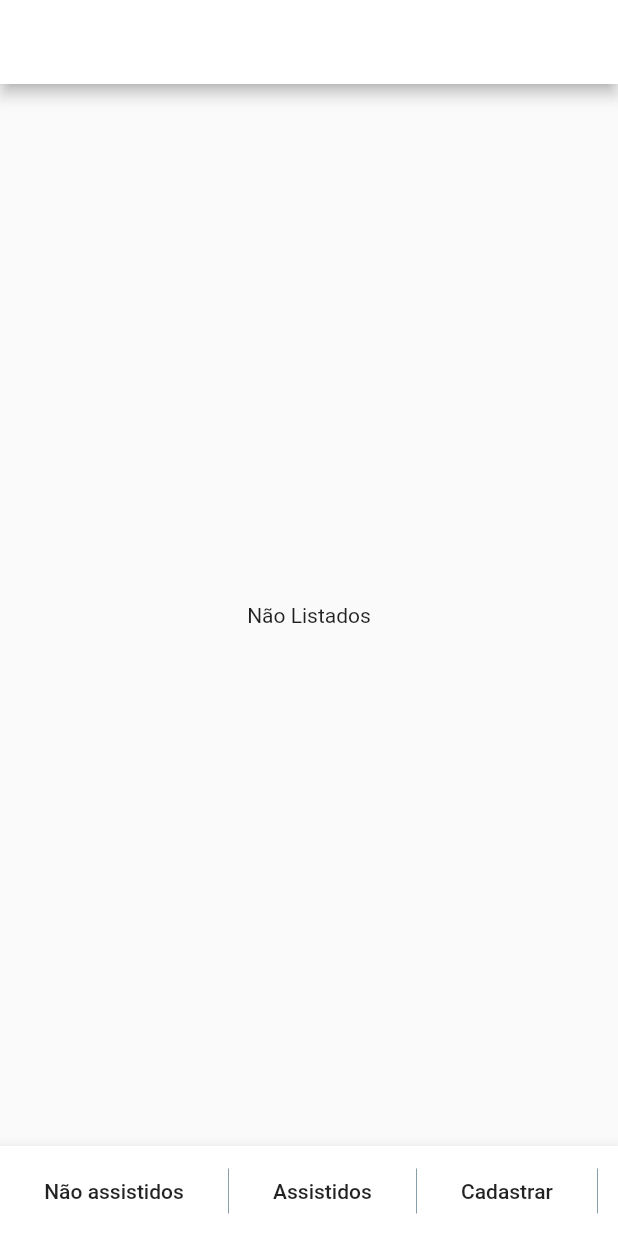
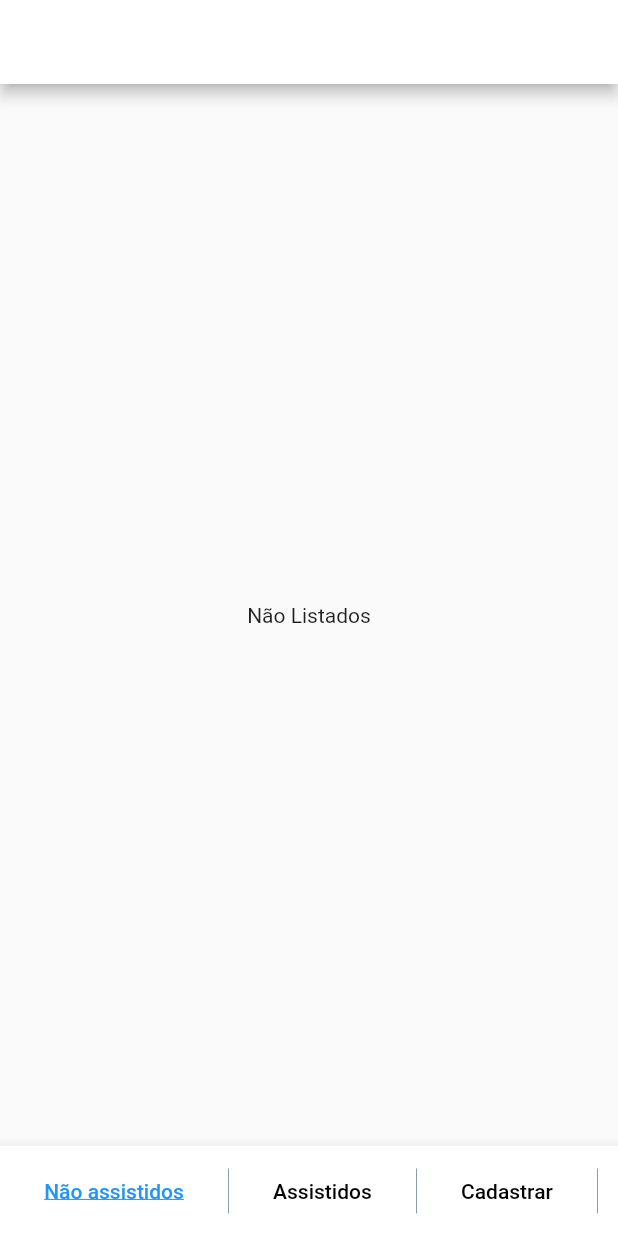
Before and after one commit to leohsmedeiros/WishList, a Flutter app: the screen it shows after launch, item 2 of the bottom bar chosen, after a tap on "Não assistidos", on a phone screen of 412 x 824 dp. Run offline on Flutter 3.47's test engine with Material 2 defaults, Android fonts, the phone set to English and light mode, and no system bars; our stand-ins replace camera, image_picker.

Commit message:
Added style on current selected tab

```diff
--- a/wish_list/lib/screens/tab_page.dart
+++ b/wish_list/lib/screens/tab_page.dart
@@ -3,11 +3,17 @@ import 'package:flutter/cupertino.dart';
 import 'package:flutter/material.dart';
 import 'package:wishlist/screens/tab_content_form.dart';
 
-class TabPage extends StatelessWidget {
+class TabPage extends StatefulWidget {
   CameraDescription camera;
 
   TabPage({ @required this.camera });
 
+  @override
+  _TabPageState createState() => _TabPageState();
+}
+
+class _TabPageState extends State<TabPage> {
+  int _selectedIndex = 0;
   PageController _pageController = PageController(initialPage: 0);
 
   @override
@@ -23,11 +29,32 @@ class TabPage extends StatelessWidget {
           child: Row(
             mainAxisAlignment: MainAxisAlignment.spaceEvenly,
             children: <Widget>[
-              FlatButton(child: Text("Não assistidos"), onPressed: () => _pageController.jumpToPage(0),),
+              FlatButton(
+                child: Text("Não assistidos",
+                  style: TextStyle(
+                    decoration: _selectedIndex == 0 ? TextDecoration.underline : TextDecoration.none,
+                    color: _selectedIndex == 0 ? Colors.blue : Colors.black,
+                  ),
+                ),
+                onPressed: () => _onItemTabTapped(0),),
               Container(color: Colors.blueGrey, width: 0.5, height: 30,),
-              FlatButton(child: Text("Assistidos"), onPressed: () => _pageController.jumpToPage(1),),
+              FlatButton(
+                child: Text("Assistidos",
+                  style: TextStyle(
+                    decoration: _selectedIndex == 1 ? TextDecoration.underline : TextDecoration.none,
+                    color: _selectedIndex == 1 ? Colors.blue : Colors.black,
+                  ),
+                ),
+                onPressed: () => _onItemTabTapped(1),),
               Container(color: Colors.blueGrey, width: 0.5, height: 30,),
-              FlatButton(child: Text("Cadastrar"), onPressed: () => _pageController.jumpToPage(2),),
+              FlatButton(
+                child: Text("Cadastrar",
+                  style: TextStyle(
+                    decoration: _selectedIndex == 2 ? TextDecoration.underline : TextDecoration.none,
+                    color: _selectedIndex == 2 ? Colors.blue : Colors.black,
+                  )
+                ),
+                onPressed: () => _onItemTabTapped(2),),
               Container(color: Colors.blueGrey, width: 0.5, height: 30,),
             ],
           ),
@@ -35,6 +62,13 @@ class TabPage extends StatelessWidget {
       ),
       body: _body(context),
     );
+  }
+
+  void _onItemTabTapped(int index) {
+    setState(() {
+      _selectedIndex = index;
+    });
+    _pageController.jumpToPage(index);
   }
 
   _body(BuildContext context) {
@@ -53,7 +87,7 @@ class TabPage extends StatelessWidget {
               child: Text('Listados'),
             ),
           ),
-          TabContentForm(camera: camera,),
+          TabContentForm(camera: widget.camera,),
         ],
       ),
     );
```
